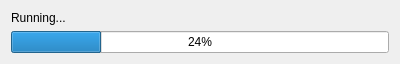
The window that src/runner.ui (Top-Ranger/fooling_dnn) describes before a commit, drawn with Qt 5.
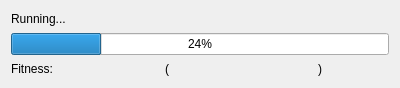
The same window after the commit.

Commit message: Runner UI now shows fitness

```diff
--- a/src/runner.ui
+++ b/src/runner.ui
@@ -7,7 +7,7 @@
     <x>0</x>
     <y>0</y>
     <width>400</width>
-    <height>62</height>
+    <height>88</height>
    </rect>
   </property>
   <property name="windowTitle">
@@ -28,6 +28,45 @@
      </property>
     </widget>
    </item>
+   <item>
+    <layout class="QHBoxLayout" name="horizontalLayout">
+     <item>
+      <widget class="QLabel" name="label_2">
+       <property name="text">
+        <string>Fitness:</string>
+       </property>
+      </widget>
+     </item>
+     <item>
+      <widget class="QLabel" name="fitness">
+       <property name="text">
+        <string> </string>
+       </property>
+      </widget>
+     </item>
+     <item>
+      <widget class="QLabel" name="label_4">
+       <property name="text">
+        <string>(</string>
+       </property>
+      </widget>
+     </item>
+     <item>
+      <widget class="QLabel" name="a_fitness">
+       <property name="text">
+        <string/>
+       </property>
+      </widget>
+     </item>
+     <item>
+      <widget class="QLabel" name="label_6">
+       <property name="text">
+        <string>)</string>
+       </property>
+      </widget>
+     </item>
+    </layout>
+   </item>
   </layout>
  </widget>
  <resources/>
```
The commit also changes 2 other files.
